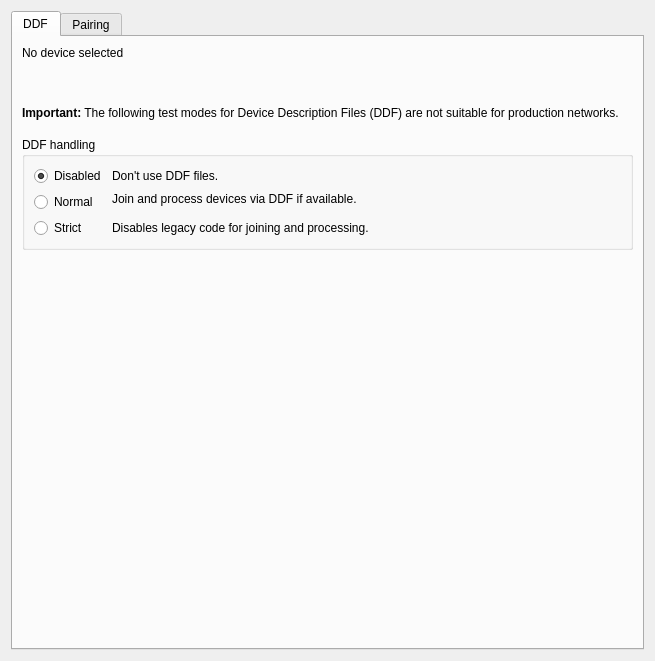
Before: the Qt Designer form ui/device_widget.ui in dresden-elektronik/deconz-rest-plugin, drawn with Qt 5.
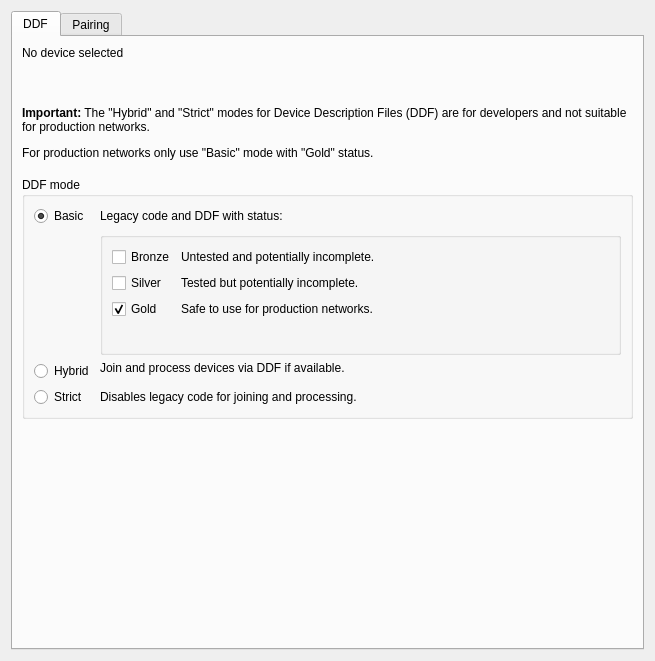
After: the same form once the commit is applied.

Commit message:
Enable Gold status DDF files by default
The "Disabled" DDf mode is replaced by "Basic" mode in which only DDF files with enabled status are loaded.

The default is Gold, but Bronze and Silver can also be enabled. This setting is persistent. Strict and Hybrid (formerly Normal) modes are not persistent and revert to Basic mode after each deCONZ start to prevent user errors.

When the modes are changed in Control panel, all Devices with DDF will be reloaded, one per second, to reflect the changes without restarting deCONZ.

```diff
--- a/ui/device_widget.ui
+++ b/ui/device_widget.ui
@@ -53,7 +53,7 @@
        <item>
         <widget class="QLabel" name="label_5">
          <property name="text">
-          <string>&lt;html&gt;&lt;head/&gt;&lt;body&gt;&lt;p&gt;&lt;span style=&quot; font-weight:600;&quot;&gt;Important:&lt;/span&gt; The following test modes for Device Description Files (DDF) are not suitable for production networks.&lt;/p&gt;&lt;/body&gt;&lt;/html&gt;</string>
+          <string>&lt;html&gt;&lt;head/&gt;&lt;body&gt;&lt;p&gt;&lt;span style=&quot; font-weight:600;&quot;&gt;Important:&lt;/span&gt; The &amp;quot;Hybrid&amp;quot; and &amp;quot;Strict&amp;quot; modes for Device Description Files (DDF) are for developers and not suitable for production networks.&lt;/p&gt;&lt;p&gt;For production networks only use &amp;quot;Basic&amp;quot; mode with &amp;quot;Gold&amp;quot; status.&lt;/p&gt;&lt;/body&gt;&lt;/html&gt;</string>
          </property>
          <property name="wordWrap">
           <bool>true</bool>
@@ -79,13 +79,19 @@
        <item>
         <widget class="QGroupBox" name="groupBox">
          <property name="title">
-          <string>DDF handling</string>
+          <string>DDF mode</string>
+         </property>
+         <property name="flat">
+          <bool>false</bool>
+         </property>
+         <property name="checkable">
+          <bool>false</bool>
          </property>
          <layout class="QFormLayout" name="formLayout">
           <item row="0" column="0">
            <widget class="QRadioButton" name="ddfDisabledRadioButton">
             <property name="text">
-             <string>Disabled</string>
+             <string>Basic</string>
             </property>
             <property name="checked">
              <bool>true</bool>
@@ -95,18 +101,21 @@
           <item row="0" column="1">
            <widget class="QLabel" name="label_7">
             <property name="text">
-             <string>Don't use DDF files.</string>
+             <string>Legacy code and DDF with status:</string>
+            </property>
+            <property name="wordWrap">
+             <bool>true</bool>
             </property>
            </widget>
           </item>
-          <item row="1" column="0">
+          <item row="2" column="0">
            <widget class="QRadioButton" name="ddfNormalRadioButton">
             <property name="text">
-             <string>Normal</string>
+             <string>Hybrid</string>
             </property>
            </widget>
           </item>
-          <item row="1" column="1">
+          <item row="2" column="1">
            <widget class="QLabel" name="label_4">
             <property name="text">
              <string>&lt;html&gt;&lt;head/&gt;&lt;body&gt;&lt;p&gt;Join and process devices via DDF if available. &lt;/p&gt;&lt;/body&gt;&lt;/html&gt;</string>
@@ -119,14 +128,14 @@
             </property>
            </widget>
           </item>
-          <item row="2" column="0">
+          <item row="3" column="0">
            <widget class="QRadioButton" name="ddfStrictRadioButton">
             <property name="text">
              <string>Strict</string>
             </property>
            </widget>
           </item>
-          <item row="2" column="1">
+          <item row="3" column="1">
            <widget class="QLabel" name="label_6">
             <property name="text">
              <string>Disables legacy code for joining and processing.</string>
@@ -136,6 +145,69 @@
             </property>
            </widget>
           </item>
+          <item row="1" column="1">
+           <widget class="QGroupBox" name="ddfFilterGroupBox">
+            <property name="title">
+             <string/>
+            </property>
+            <layout class="QFormLayout" name="formLayout_2">
+             <item row="0" column="0">
+              <widget class="QCheckBox" name="ddfFilterBronzeCheckBox">
+               <property name="text">
+                <string>Bronze</string>
+               </property>
+              </widget>
+             </item>
+             <item row="1" column="0">
+              <widget class="QCheckBox" name="ddfFilterSilverCheckBox">
+               <property name="text">
+                <string>Silver</string>
+               </property>
+              </widget>
+             </item>
+             <item row="0" column="1">
+              <widget class="QLabel" name="label_8">
+               <property name="text">
+                <string>Untested and potentially incomplete.</string>
+               </property>
+               <property name="wordWrap">
+                <bool>true</bool>
+               </property>
+              </widget>
+             </item>
+             <item row="1" column="1">
+              <widget class="QLabel" name="label_9">
+               <property name="text">
+                <string>Tested but potentially incomplete.</string>
+               </property>
+               <property name="wordWrap">
+                <bool>true</bool>
+               </property>
+              </widget>
+             </item>
+             <item row="2" column="0">
+              <widget class="QCheckBox" name="ddfFilterGoldCheckBox">
+               <property name="text">
+                <string>Gold</string>
+               </property>
+               <property name="checked">
+                <bool>true</bool>
+               </property>
+              </widget>
+             </item>
+             <item row="2" column="1">
+              <widget class="QLabel" name="label_10">
+               <property name="text">
+                <string>Safe to use for production networks.</string>
+               </property>
+               <property name="wordWrap">
+                <bool>true</bool>
+               </property>
+              </widget>
+             </item>
+            </layout>
+           </widget>
+          </item>
          </layout>
         </widget>
        </item>
```
Left out of the diff: 2 changed lines with no effect on the pictures. The commit also changes 7 other files.
